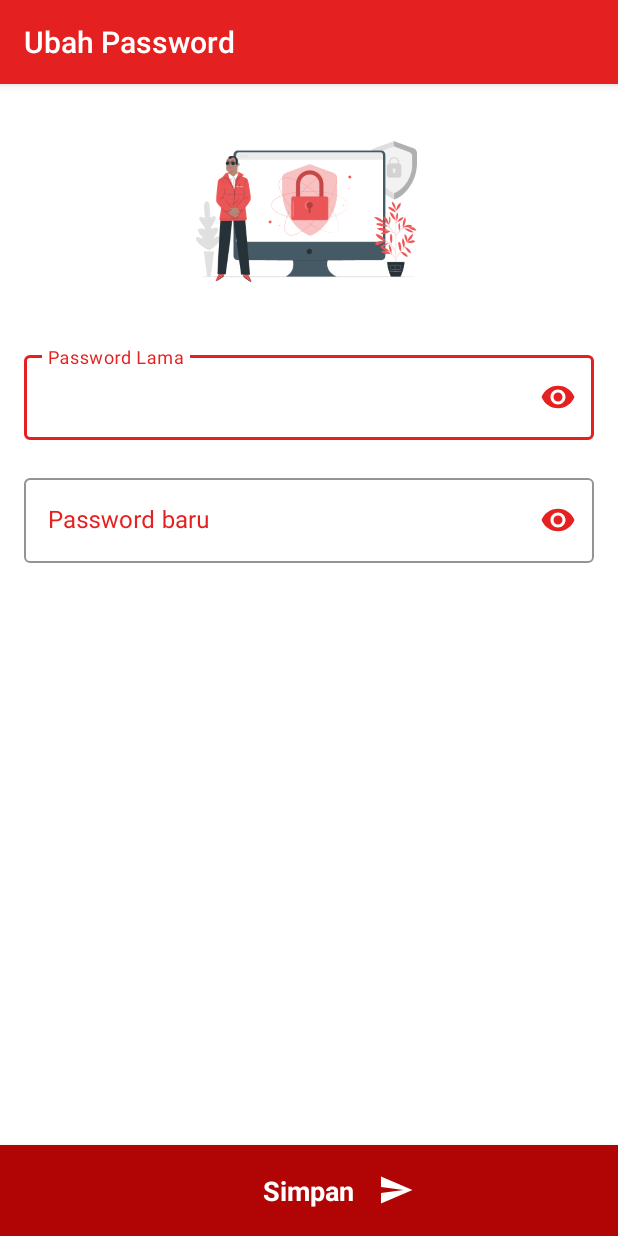
After one commit to azwarbahar/MTRTamalate, an Android app: the UbahPasswordActivity screen opened directly, with no data from a screen before it, on a phone screen of 412 x 824 dp. The commit adds this screen. Run offline under Robolectric (Android 15) with nearby library versions, the phone set to English and light mode, and no system bars; libraries missing offline, so code that uses them is left out: cn.pedant.

Commit message:
change password nya kka

```diff
--- a/app/src/main/java/com/skripsi/mtrtamalate/network/ApiInterface.java
+++ b/app/src/main/java/com/skripsi/mtrtamalate/network/ApiInterface.java
@@ -40,6 +40,12 @@ public interface ApiInterface {
     @GET("masyarakat/auth_masyarakat.php")
     Call<ResponseMasyarakat> authMasyarakat(@Query("nik_masyarakat") String nik_masyarakat,
                                             @Query("password_masyarakat") String password_masyarakat);
+
+    @GET("masyarakat/editPasswordMasyarakat.php")
+    Call<ResponseMasyarakat> editPassword(@Query("id_masyarakat") String id_masyarakat,
+                                          @Query("password_lama") String password_lama,
+                                          @Query("password_baru") String password_baru);
+
     @GET("masyarakat/getMasyarakatId.php")
     Call<ResponseMasyarakat> getMasyarakatId(@Query("id_masyarakat") String id_masyarakat);
 
--- /dev/null
+++ b/app/src/main/res/layout/activity_ubah_password.xml
@@ -0,0 +1,110 @@
+<?xml version="1.0" encoding="utf-8"?>
+<RelativeLayout xmlns:android="http://schemas.android.com/apk/res/android"
+    xmlns:app="http://schemas.android.com/apk/res-auto"
+    xmlns:tools="http://schemas.android.com/tools"
+    android:layout_width="match_parent"
+    android:layout_height="match_parent"
+    tools:context=".ui.masyarakat.akun.UbahPasswordActivity">
+
+    <androidx.appcompat.widget.Toolbar
+        android:id="@+id/toolbar"
+        style="@style/Widget.AppCompat.Toolbar"
+        android:layout_width="match_parent"
+        android:layout_height="wrap_content"
+        android:background="@color/colorPrimary"
+        android:elevation="4dp"
+        app:theme="@style/ToolbarTheme"
+        app:title="Ubah Password"
+        app:titleTextColor="@color/white" />
+
+    <ImageView
+        android:id="@+id/img1"
+        android:src="@drawable/img_change_password"
+        android:layout_width="150dp"
+        android:layout_below="@id/toolbar"
+        android:layout_marginTop="@dimen/dimen_20dp"
+        android:layout_centerHorizontal="true"
+        android:layout_height="130dp"/>
+
+    <com.google.android.material.textfield.TextInputLayout
+        android:id="@+id/til_password_lama"
+        style="@style/Widget.MaterialComponents.TextInputLayout.OutlinedBox"
+        android:layout_width="match_parent"
+        android:layout_height="wrap_content"
+        android:layout_below="@id/img1"
+        android:layout_marginHorizontal="16dp"
+        android:layout_marginTop="25dp"
+        android:textColorHint="@color/colorPrimary"
+        app:boxStrokeColor="@color/colorPrimary"
+        app:endIconMode="password_toggle"
+        app:endIconTint="@color/colorPrimary"
+        app:errorIconTint="@color/colorPrimary"
+        app:hintTextColor="@color/colorPrimary">
+
+        <com.google.android.material.textfield.TextInputEditText
+            android:id="@+id/tie_password_lama"
+            android:layout_width="match_parent"
+            android:layout_height="wrap_content"
+            android:hint="Password Lama"
+            android:inputType="textPassword"
+            android:textColor="@color/colorPrimary"
+            android:textColorHint="@color/colorPrimary" />
+    </com.google.android.material.textfield.TextInputLayout>
+
+    <com.google.android.material.textfield.TextInputLayout
+        android:id="@+id/til_password_baru"
+        style="@style/Widget.MaterialComponents.TextInputLayout.OutlinedBox"
+        android:layout_width="match_parent"
+        android:layout_height="wrap_content"
+        android:layout_below="@id/til_password_lama"
+        android:layout_marginHorizontal="16dp"
+        android:layout_marginTop="20dp"
+        android:textColorHint="@color/colorPrimary"
+        app:boxStrokeColor="@color/colorPrimary"
+        app:endIconMode="password_toggle"
+        app:endIconTint="@color/colorPrimary"
+        app:errorIconTint="@color/colorPrimary"
+        app:hintTextColor="@color/colorPrimary">
+
+        <com.google.android.material.textfield.TextInputEditText
+            android:id="@+id/tie_password_baru"
+            android:layout_width="match_parent"
+            android:layout_height="wrap_content"
+            android:hint="Password baru"
+            android:inputType="textPassword"
+            android:textColor="@color/colorPrimary"
+            android:textColorHint="@color/colorPrimary" />
+    </com.google.android.material.textfield.TextInputLayout>
+
+    <RelativeLayout
+        android:id="@+id/rl_edit"
+        android:layout_width="match_parent"
+        android:layout_height="wrap_content"
+        android:layout_alignParentBottom="true"
+        android:background="@color/colorPrimaryDark"
+        android:elevation="4dp"
+        android:paddingVertical="18dp">
+
+        <TextView
+            android:id="@+id/tv_send"
+            android:layout_width="wrap_content"
+            android:layout_height="wrap_content"
+            android:layout_centerInParent="true"
+            android:text="Simpan"
+            android:textColor="@color/white"
+            android:textSize="18sp"
+            android:textStyle="bold" />
+
+        <ImageView
+            android:layout_width="wrap_content"
+            android:layout_height="wrap_content"
+            android:layout_centerVertical="true"
+            android:layout_marginHorizontal="16dp"
+            android:layout_marginLeft="@dimen/dimen_20dp"
+            android:layout_toRightOf="@id/tv_send"
+            android:src="@drawable/ic_baseline_send_24"
+            app:tint="@color/white" />
+
+    </RelativeLayout>
+
+</RelativeLayout>
```
Also changed, not shown: app/src/main/AndroidManifest.xml (+4 -3 lines), app/src/main/java/com/skripsi/mtrtamalate/ui/masyarakat/akun/AkunFragment.java (+12 -4 lines), app/src/main/java/com/skripsi/mtrtamalate/ui/masyarakat/akun/UbahPasswordActivity.java (added, +129 -0 lines), app/src/main/res/drawable/img_change_password.png (added).
